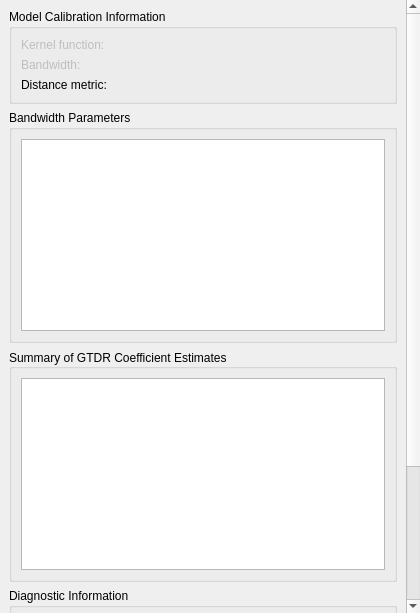
Qt form src/PropertyPanelTabs/gwmpropertygtdrtab.ui (GWmodel-Lab/GWmodelS) before a commit.
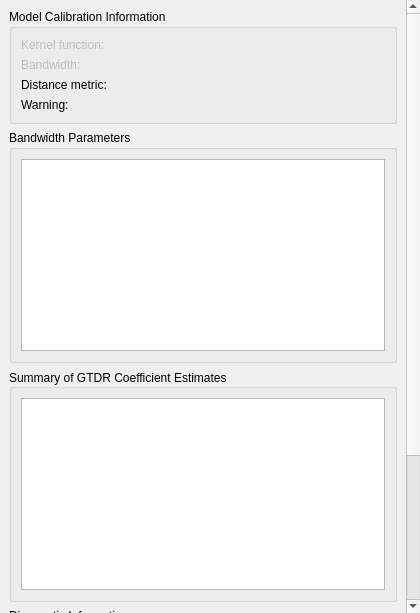
The same form after that commit.

Diff of the .ui file:
```diff
--- a/src/PropertyPanelTabs/gwmpropertygtdrtab.ui
+++ b/src/PropertyPanelTabs/gwmpropertygtdrtab.ui
@@ -55,7 +55,7 @@
         <x>0</x>
         <y>0</y>
         <width>403</width>
-        <height>779</height>
+        <height>806</height>
        </rect>
       </property>
       <layout class="QVBoxLayout" name="verticalLayout">
@@ -125,6 +125,20 @@
             </property>
            </widget>
           </item>
+          <item row="3" column="0">
+           <widget class="QLabel" name="label_5">
+            <property name="text">
+             <string>Warning:</string>
+            </property>
+           </widget>
+          </item>
+          <item row="3" column="1">
+           <widget class="QLabel" name="lblBandwidthOptFail">
+            <property name="text">
+             <string/>
+            </property>
+           </widget>
+          </item>
          </layout>
         </widget>
        </item>
```
